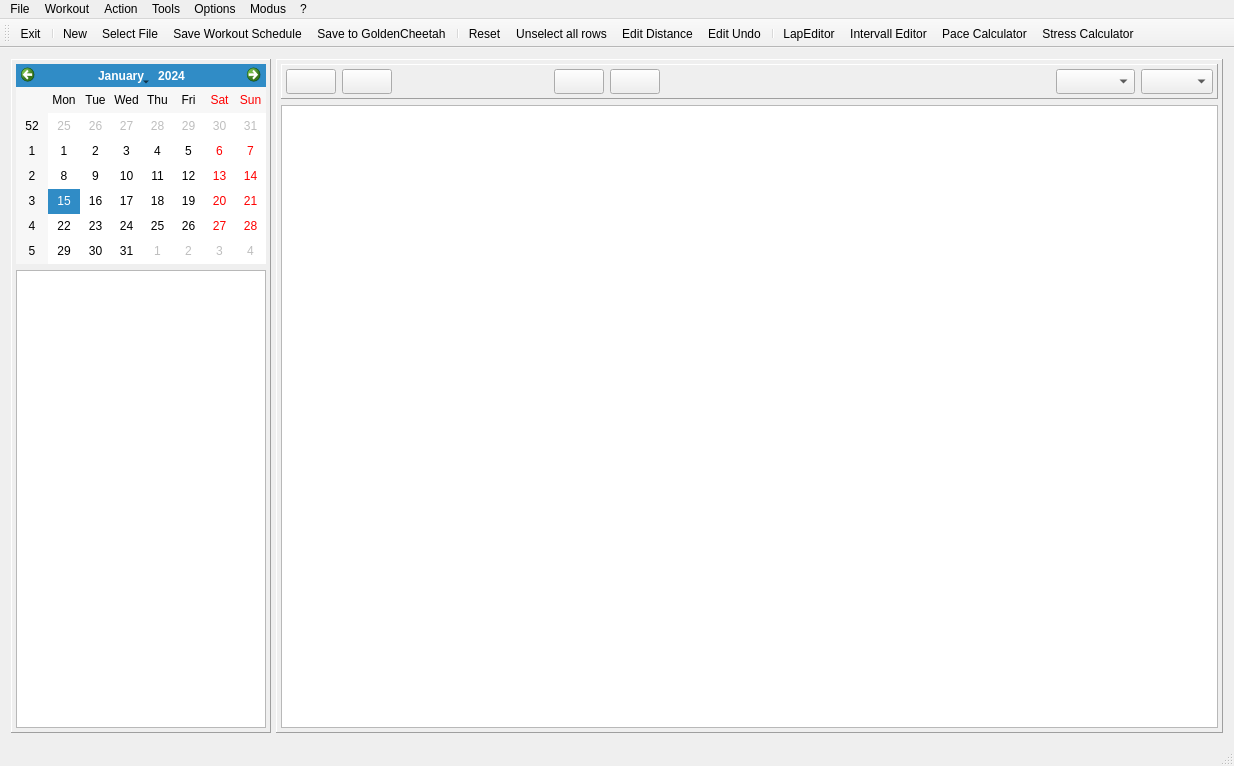
Qt form mainwindow.ui (Tria-Andy/WorkoutEditor) before a commit.
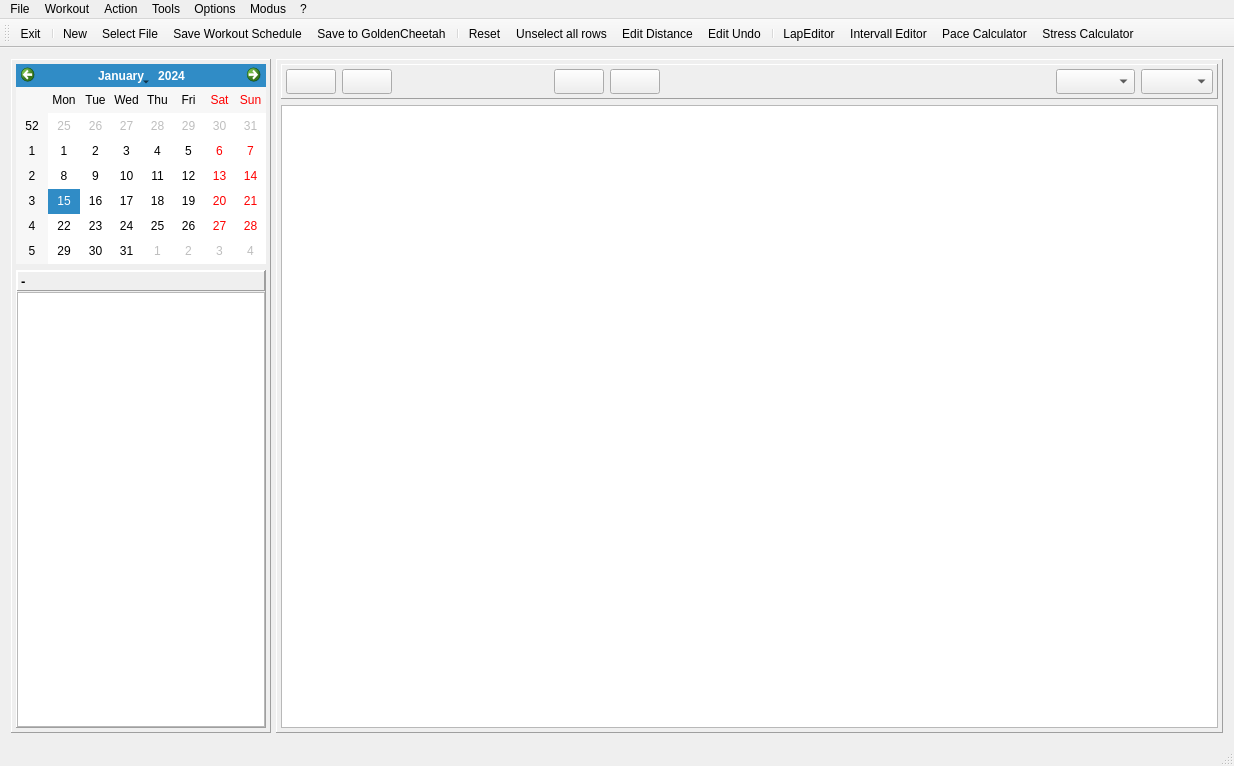
The same form after that commit. Icons and pictures are not drawn.

Commit message: Add Summery Info

What changed in the file:
```diff
--- a/mainwindow.ui
+++ b/mainwindow.ui
@@ -53,7 +53,7 @@
          <number>0</number>
         </property>
         <item>
-         <widget class="QFrame" name="frame_summery">
+         <widget class="QFrame" name="frame_info_2">
           <property name="sizePolicy">
            <sizepolicy hsizetype="Preferred" vsizetype="Preferred">
             <horstretch>1</horstretch>
@@ -105,13 +105,72 @@
             </widget>
            </item>
            <item>
-            <widget class="QTableView" name="tableView_summery">
+            <widget class="QFrame" name="frame_summery">
              <property name="sizePolicy">
-              <sizepolicy hsizetype="Expanding" vsizetype="Expanding">
+              <sizepolicy hsizetype="Preferred" vsizetype="Preferred">
                <horstretch>0</horstretch>
                <verstretch>4</verstretch>
               </sizepolicy>
              </property>
+             <property name="frameShape">
+              <enum>QFrame::Panel</enum>
+             </property>
+             <property name="frameShadow">
+              <enum>QFrame::Raised</enum>
+             </property>
+             <layout class="QVBoxLayout" name="verticalLayout_10">
+              <property name="spacing">
+               <number>1</number>
+              </property>
+              <property name="leftMargin">
+               <number>0</number>
+              </property>
+              <property name="topMargin">
+               <number>0</number>
+              </property>
+              <property name="rightMargin">
+               <number>0</number>
+              </property>
+              <property name="bottomMargin">
+               <number>0</number>
+              </property>
+              <item>
+               <widget class="QLabel" name="label_selWeek">
+                <property name="minimumSize">
+                 <size>
+                  <width>0</width>
+                  <height>20</height>
+                 </size>
+                </property>
+                <property name="font">
+                 <font>
+                  <pointsize>10</pointsize>
+                  <weight>75</weight>
+                  <bold>true</bold>
+                 </font>
+                </property>
+                <property name="frameShape">
+                 <enum>QFrame::Panel</enum>
+                </property>
+                <property name="frameShadow">
+                 <enum>QFrame::Raised</enum>
+                </property>
+                <property name="text">
+                 <string>-</string>
+                </property>
+               </widget>
+              </item>
+              <item>
+               <widget class="QTableView" name="tableView_summery">
+                <property name="sizePolicy">
+                 <sizepolicy hsizetype="Expanding" vsizetype="Expanding">
+                  <horstretch>0</horstretch>
+                  <verstretch>1</verstretch>
+                 </sizepolicy>
+                </property>
+               </widget>
+              </item>
+             </layout>
             </widget>
            </item>
           </layout>
```
The commit also changes 1 other file.
